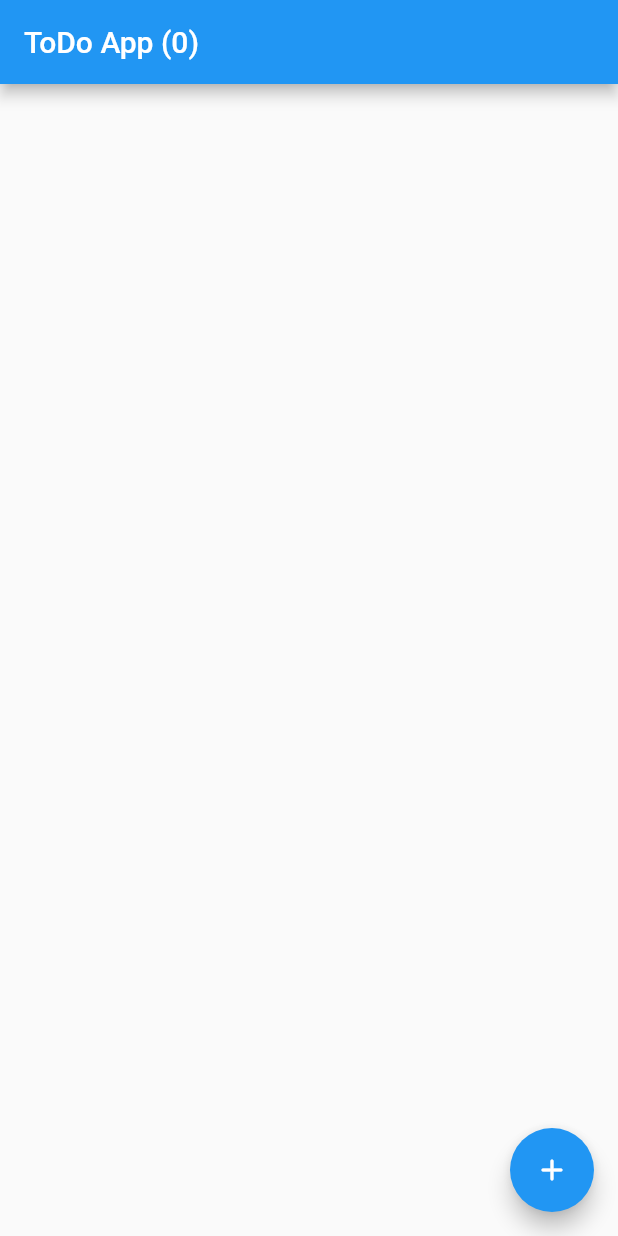
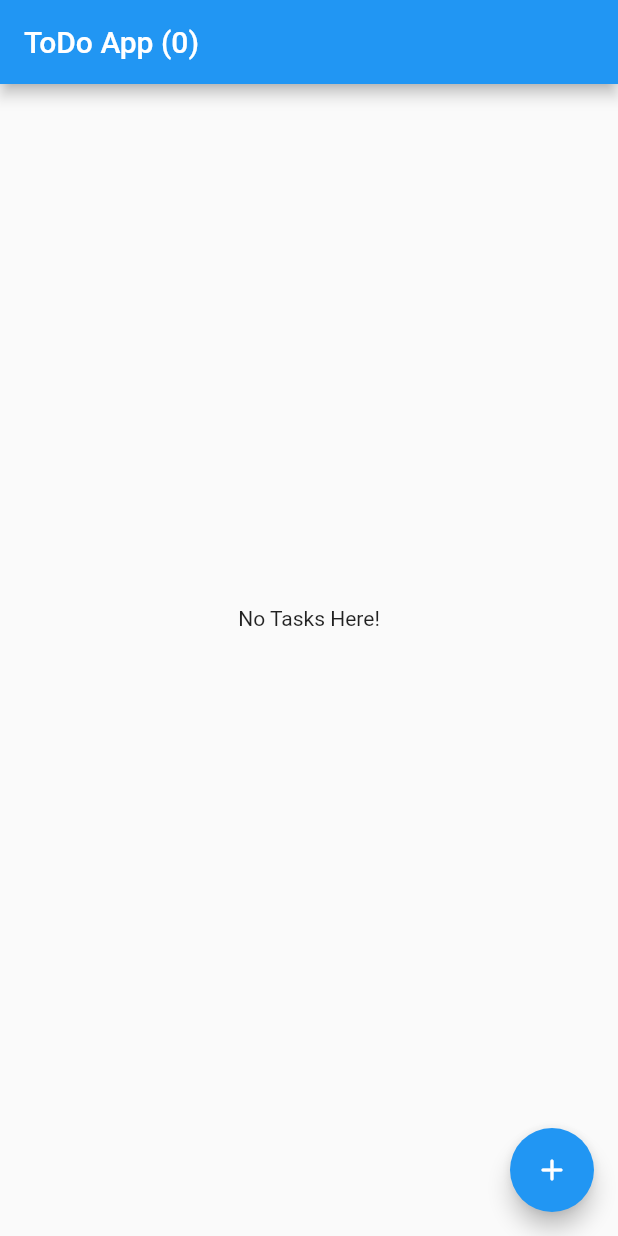
Before and after one commit to TalebRafiepour/todo_with_bloc_pattern, a Flutter app: the screen it shows after launch, on a phone screen of 412 x 824 dp. Run offline on Flutter 3.47's test engine with Material 2 defaults, Android fonts, the phone set to English and light mode, and no system bars; our stand-ins replace equatable, flutter_bloc, gap, hydrated_bloc.

Commit message:
➕ Added No Task Indicator

```diff
--- /dev/null
+++ b/lib/todo/view/home/widgets/no_task_indicator_widget.dart
@@ -0,0 +1,17 @@
+import 'package:flutter/material.dart';
+
+class NoTaskIndicatorWidget extends StatelessWidget {
+  const NoTaskIndicatorWidget({
+    Key? key,
+  }) : super(key: key);
+
+  @override
+  Widget build(BuildContext context) {
+    return SizedBox(
+      height: MediaQuery.of(context).size.height - kToolbarHeight * 2,
+      child: const Center(
+        child: Text('No Tasks Here!'),
+      ),
+    );
+  }
+}
--- a/lib/todo/view/home/widgets/task_listview_widget.dart
+++ b/lib/todo/view/home/widgets/task_listview_widget.dart
@@ -3,6 +3,7 @@ import 'package:flutter_bloc/flutter_bloc.dart';
 
 import '../../../bloc/todo/todo_bloc.dart';
 import '../../../bloc/todo/todo_state.dart';
+import 'no_task_indicator_widget.dart';
 import 'task_item_widget.dart';
 
 class TaskListViewWidget extends StatelessWidget {
@@ -12,7 +13,11 @@ class TaskListViewWidget extends StatelessWidget {
 
   @override
   Widget build(BuildContext context) {
-    return BlocBuilder<TodoBloc, TodoState>(builder: (context, state) {
+    return BlocBuilder<TodoBloc, TodoState>(
+      builder: (context, state) {
+        if (state.tasks.isEmpty) {
+          return const NoTaskIndicatorWidget();
+        }
         return ListView.builder(
             shrinkWrap: true,
             physics: const NeverScrollableScrollPhysics(),
@@ -20,6 +25,7 @@ class TaskListViewWidget extends StatelessWidget {
             itemBuilder: (context, index) {
               return TaskItemWidget(task: state.tasks[index]);
             });
-    });
+      },
+    );
   }
 }
```
Lines whose indentation alone changed are shown as unchanged.
